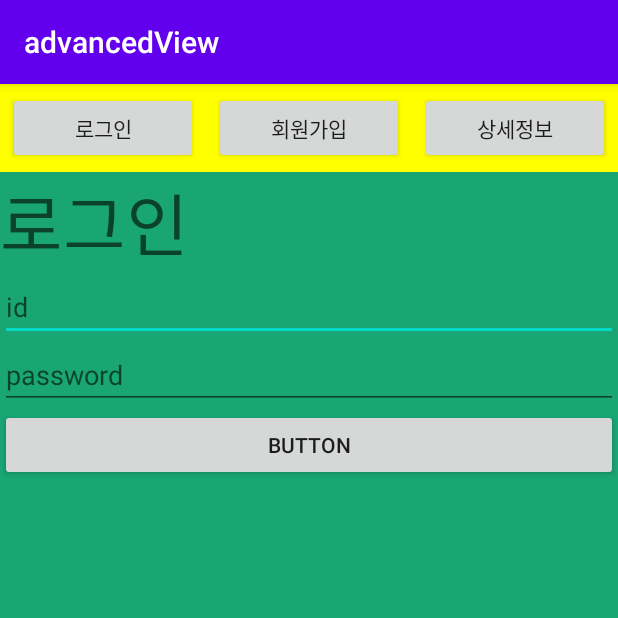
After one commit to Baek-SeungJae/Android, an Android app: the frame_test screen opened directly, with no data from a screen before it, on a phone screen of 412 x 824 dp, the top half of it. The commit adds this screen. Run offline under Robolectric (Android 15) with nearby library versions, the phone set to English and light mode, and no system bars.

Commit message:
03/27 안드로이드

```diff
--- a/advancedView/app/src/main/java/exam/day03/advancedview/Challenge03.java
+++ b/advancedView/app/src/main/java/exam/day03/advancedview/Challenge03.java
@@ -12,7 +12,9 @@ import android.widget.ImageView;
 // 1. 이벤트에 반응하는(미리 정해져 있음) 클래스를 상속받는다.
 // 2. 메소드를 오버라이딩 한다.
 //  ex) 버튼을 클릭할 때 실행될 리스너 => View.OnClickListener의 OnClick메소드가 호출
+
 public class Challenge03 extends AppCompatActivity implements View.OnClickListener {
+
     ImageView img01;
     ImageView img02;
     Button btn01;
@@ -43,6 +45,7 @@ public class Challenge03 extends AppCompatActivity implements View.OnClickListen
         if(v.getId()==R.id.button1)
             imageUp();
     }
+
     public void imageDown(){
         //ImageView에 이미지리소스를 추가
         img02.setImageResource(R.drawable.beach);
--- a/advancedView/app/src/main/java/exam/day03/advancedview/ViewTestActivity.java
+++ b/advancedView/app/src/main/java/exam/day03/advancedview/ViewTestActivity.java
@@ -9,6 +9,6 @@ public class ViewTestActivity extends AppCompatActivity {
     @Override
     protected void onCreate(Bundle savedInstanceState) {
         super.onCreate(savedInstanceState);
-        setContentView(R.layout.activity_main);
+        setContentView(R.layout.activity_view_test);
     }
 }
--- /dev/null
+++ b/advancedView/app/src/main/java/exam/day03/advancedview/frame_test.java
@@ -0,0 +1,79 @@
+package exam.day03.advancedview;
+
+import androidx.appcompat.app.AppCompatActivity;
+import android.os.Bundle;
+import android.view.View;
+import android.widget.Button;
+import android.widget.EditText;
+import android.widget.LinearLayout;
+import android.widget.TextView;
+
+public class frame_test extends AppCompatActivity implements View.OnClickListener{
+    LinearLayout frSignin; // 1
+    LinearLayout frSignup; // 2
+    LinearLayout frDetail; // 3
+    Button btnSignin;
+    Button btnSignup;
+    Button btnDetail;
+    Button btnSignupDetail;
+    @Override
+    protected void onCreate(Bundle savedInstanceState) {
+        super.onCreate(savedInstanceState);
+        setContentView(R.layout.activity_frame_test);
+        frSignin = findViewById(R.id.layoutsignin);
+        frSignup = findViewById(R.id.layoutsignup);
+        frDetail = findViewById(R.id.layoutdetail);
+
+        btnSignin = findViewById(R.id.btnsignin);
+        btnSignup = findViewById(R.id.btnsignup);
+        btnDetail = findViewById(R.id.btndetail);
+        btnSignupDetail = findViewById(R.id.btnsignupsubmit);
+
+        btnSignin.setOnClickListener(this);
+        btnSignup.setOnClickListener(this);
+        btnDetail.setOnClickListener(this);
+        btnSignupDetail.setOnClickListener(this);
+    }
+    @Override
+    public void onClick(View v){
+        if(v.getId()==R.id.btnsignin){
+            viewChange(0);
+        }
+        else if(v.getId()==R.id.btnsignup){
+            viewChange(1);
+        }
+        else if(v.getId()==R.id.btndetail){
+            viewChange(2);
+        }
+        else if(v.getId()==R.id.btnsignupsubmit){
+            findViewById(R.id.signupdetail).setVisibility(View.VISIBLE);
+            TextView tvName=findViewById(R.id.txtSigninNameResult);
+            TextView tvId=findViewById(R.id.txtSigninIdResult);
+            TextView tvPass=findViewById(R.id.txtSigninPassResult);
+            EditText etName = findViewById(R.id.txtSignupName);
+
+            EditText etId = findViewById(R.id.txtSignupId);
+            EditText etPass = findViewById(R.id.txtSignupPass);
+            tvName.setText("Name: "+etName.getText());
+            tvId.setText("ID: "+etId.getText());
+            tvPass.setText("Pass: "+etPass.getText());
+        }
+    }
+    public void viewChange(int index){
+        //버튼이 클릭될 때 이미지가 교체되어 보이도록 구현
+        if(index==0){
+            frSignin.setVisibility(View.VISIBLE);
+            frSignup.setVisibility(View.INVISIBLE);
+            frDetail.setVisibility(View.INVISIBLE);
+        } else if(index==1){
+            frSignin.setVisibility(View.INVISIBLE);
+            frSignup.setVisibility(View.VISIBLE);
+            frDetail.setVisibility(View.INVISIBLE);
+        } else if(index==2){
+            frSignin.setVisibility(View.INVISIBLE);
+            frSignup.setVisibility(View.INVISIBLE);
+            frDetail.setVisibility(View.VISIBLE);
+        }
+    }
+
+}
--- /dev/null
+++ b/advancedView/app/src/main/res/drawable/line.xml
@@ -0,0 +1,6 @@
+<?xml version="1.0" encoding="utf-8"?>
+<shape xmlns:android="http://schemas.android.com/apk/res/android">
+    <stroke
+        android:width="10dp"
+        android:color="#bbffbb"></stroke>
+</shape>
--- /dev/null
+++ b/advancedView/app/src/main/res/layout/activity_frame_test.xml
@@ -0,0 +1,168 @@
+<?xml version="1.0" encoding="utf-8"?>
+<LinearLayout xmlns:android="http://schemas.android.com/apk/res/android"
+    xmlns:app="http://schemas.android.com/apk/res-auto"
+    xmlns:tools="http://schemas.android.com/tools"
+    android:layout_width="match_parent"
+    android:layout_height="match_parent"
+    tools:context=".frame_test"
+    android:orientation="vertical">
+    <LinearLayout
+        android:layout_width="match_parent"
+        android:layout_height="wrap_content"
+        android:orientation="horizontal"
+        android:background="#FFFF00"
+        >
+        <Button
+            android:id="@+id/btnsignin"
+            android:layout_width="match_parent"
+            android:layout_height="match_parent"
+            android:layout_weight="1"
+            android:text="@string/signin"
+            android:layout_margin="5dp"
+            />
+        <Button
+            android:id="@+id/btnsignup"
+            android:layout_width="match_parent"
+            android:layout_height="match_parent"
+            android:layout_weight="1"
+            android:text="@string/signup"
+            android:layout_margin="5dp"
+            />
+        <Button
+            android:id="@+id/btndetail"
+            android:layout_width="match_parent"
+            android:layout_height="match_parent"
+            android:layout_weight="1"
+            android:text="@string/detail"
+            android:layout_margin="5dp"
+            />
+    </LinearLayout>
+    <FrameLayout
+        android:layout_width="match_parent"
+        android:layout_height="match_parent"
+        android:layout_weight="1">
+        <LinearLayout
+            android:id="@+id/layoutsignin"
+            android:layout_width="match_parent"
+            android:layout_height="match_parent"
+            android:visibility="visible"
+            android:background="#19A574"
+            android:orientation="vertical"
+            >
+            <TextView
+                android:layout_width="match_parent"
+                android:layout_height="wrap_content"
+                android:text="@string/signin"
+                android:textAppearance="@style/TextAppearance.AppCompat.Display2"
+             />
+            <EditText
+                android:id="@+id/txtSigninId"
+                android:layout_width="match_parent"
+                android:layout_height="wrap_content"
+                android:hint="@string/id"
+                />
+            <EditText
+                android:id="@+id/txtSigninPass"
+                android:layout_width="match_parent"
+                android:layout_height="wrap_content"
+                android:hint="@string/pass"
+                />
+            <Button
+                android:id="@+id/btnsigninsubmit"
+                android:layout_width="match_parent"
+                android:layout_height="wrap_content"
+                android:text="@string/button"/>
+        </LinearLayout>
+        <LinearLayout
+            android:id="@+id/layoutsignup"
+            android:layout_width="match_parent"
+            android:layout_height="match_parent"
+            android:visibility="invisible"
+            android:background="#19A574"
+            android:orientation="vertical"
+            >
+            <TextView
+                android:layout_width="match_parent"
+                android:layout_height="wrap_content"
+                android:text="@string/signup"
+                android:textAppearance="@style/TextAppearance.AppCompat.Display2"
+                />
+            <EditText
+                android:id="@+id/txtSignupName"
+                android:layout_width="match_parent"
+                android:layout_height="wrap_content"
+                android:hint="@string/name"
+                />
+            <EditText
+                android:id="@+id/txtSignupId"
+                android:layout_width="match_parent"
+                android:layout_height="wrap_content"
+                android:hint="@string/id"
+                />
+            <EditText
+                android:id="@+id/txtSignupPass"
+                android:layout_width="match_parent"
+                android:layout_height="wrap_content"
+                android:hint="@string/pass"
+                />
+            <Button
+                android:id="@+id/btnsignupsubmit"
+                android:layout_width="match_parent"
+                android:layout_height="wrap_content"
+                android:text="@string/button"/>
+
+            <LinearLayout
+                android:id="@+id/signupdetail"
+                android:layout_width="match_parent"
+                android:layout_height="match_parent"
+                android:layout_weight="1"
+                android:orientation="vertical"
+                android:visibility="visible">
+                <TextView
+                    android:id="@+id/txtSigninNameResult"
+                    android:layout_width="match_parent"
+                    android:layout_height="wrap_content"
+                    android:textAppearance="@style/TextAppearance.AppCompat.Large"/>
+                <TextView
+                    android:id="@+id/txtSigninIdResult"
+                    android:layout_width="match_parent"
+                    android:layout_height="wrap_content"
+                    android:textAppearance="@style/TextAppearance.AppCompat.Large"/>
+                <TextView
+                    android:id="@+id/txtSigninPassResult"
+                    android:layout_width="match_parent"
+                    android:layout_height="wrap_content"
+                    android:textAppearance="@style/TextAppearance.AppCompat.Large"/>
+            </LinearLayout>
+
+        </LinearLayout>
+        <LinearLayout
+            android:id="@+id/layoutdetail"
+            android:layout_width="match_parent"
+            android:layout_height="match_parent"
+            android:visibility="invisible"
+            android:background="#19A574"
+            android:orientation="vertical"
+            >
+            <TextView
+                android:layout_width="match_parent"
+                android:layout_height="wrap_content"
+                android:text="@string/detail"
+                android:textAppearance="@style/TextAppearance.AppCompat.Display2"
+                />
+            <ImageView
+                android:id="@+id/imageDetail"
+                android:layout_width="match_parent"
+                android:layout_height="match_parent"
+                android:layout_weight="1"
+                android:src="@drawable/memimg"
+                />
+            <TextView
+                android:id="@+id/txtDetailName"
+                android:layout_width="match_parent"
+                android:layout_height="match_parent"
+                android:layout_weight="1"
+                android:text="이선균"/>
+        </LinearLayout>
+    </FrameLayout>
+</LinearLayout>
--- a/advancedView/app/src/main/res/layout/activity_view_test.xml
+++ b/advancedView/app/src/main/res/layout/activity_view_test.xml
@@ -4,6 +4,7 @@
     xmlns:tools="http://schemas.android.com/tools"
     android:layout_width="match_parent"
     android:layout_height="match_parent"
-    tools:context=".ViewTestActivity">
-
+    tools:context=".ViewTestActivity"
+    android:background="@drawable/line"
+    >
 </androidx.constraintlayout.widget.ConstraintLayout>
--- a/advancedView/app/src/main/res/values/strings.xml
+++ b/advancedView/app/src/main/res/values/strings.xml
@@ -1,3 +1,15 @@
 <resources>
     <string name="app_name">advancedView</string>
+    <string name="welcome">웰컴</string>
+    <string name="getdata">문자열 가져오기</string>
+    <string name="setdata">문자열 셋팅하기</string>
+    <string name="submit">전송</string>
+    <string name="signup">회원가입</string>
+    <string name="signin">로그인</string>
+    <string name="detail">상세정보</string>
+    <string name="name">name</string>
+    <string name="id">id</string>
+    <string name="pass">password</string>
+    <string name="button">BUTTON</string>
+
 </resources>
```
Also changed, not shown: advancedView/app/src/main/AndroidManifest.xml (+21 -0 lines), advancedView/app/src/main/java/exam/day03/advancedview/TextTestActivity.java (added, +61 -0 lines), advancedView/app/src/main/java/exam/day03/advancedview/Text_Exam.java (added, +44 -0 lines), advancedView/app/src/main/res/drawable/corner.xml (added, +16 -0 lines), advancedView/app/src/main/res/drawable/gradient.xml (added, +12 -0 lines), advancedView/app/src/main/res/drawable/oval.xml (added, +20 -0 lines), advancedView/app/src/main/res/layout/activity_text_exam.xml (added, +43 -0 lines), advancedView/app/src/main/res/layout/activity_text_test.xml (added, +35 -0 lines), advancedView/app/src/main/res/drawable/memimg.jpg (added).
